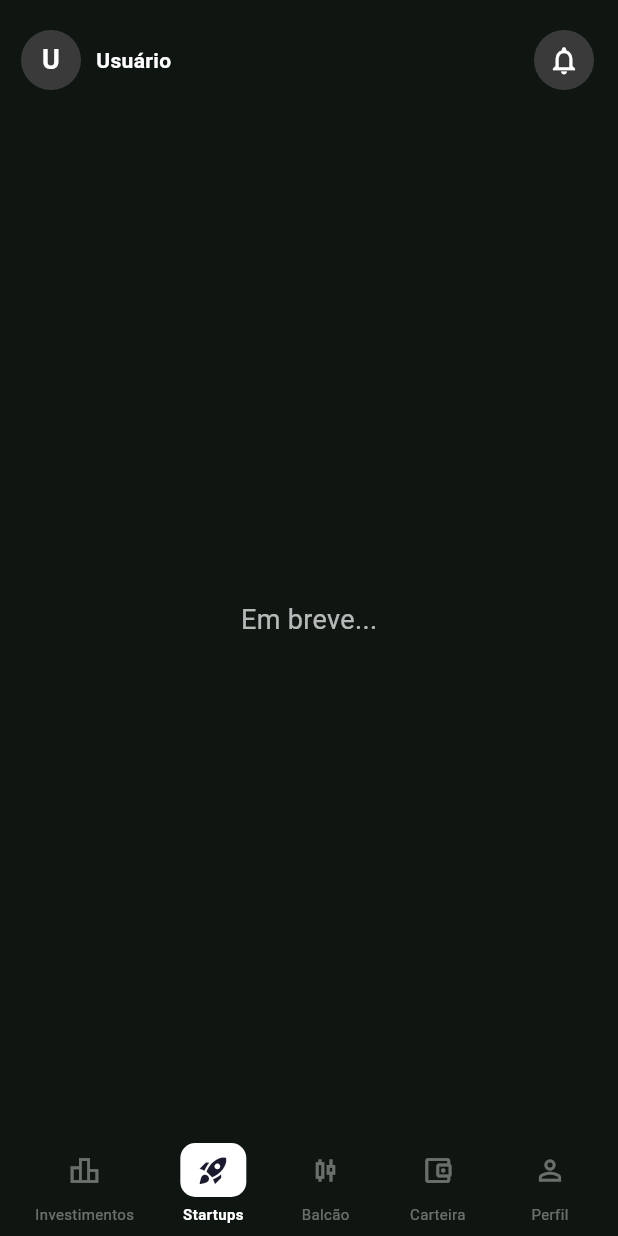
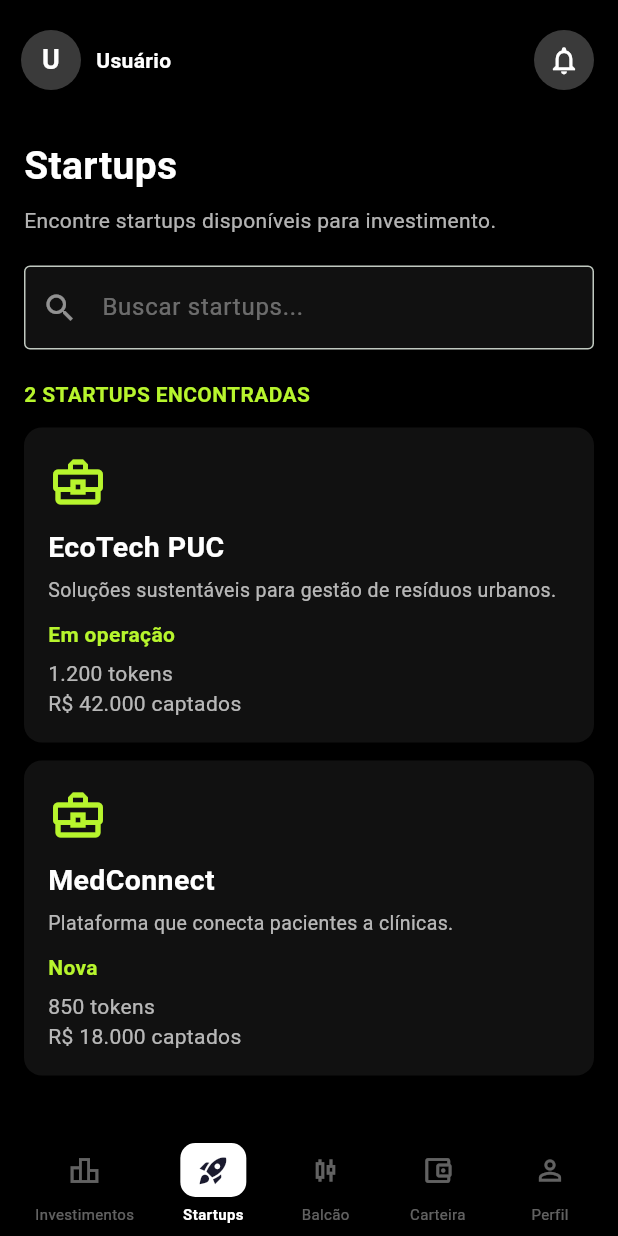
Before and after one commit to Jpaulo06972/ES-PI3-2026-T2-G09, a Flutter app: the StartupsList screen opened directly with empty values, on a phone screen of 412 x 824 dp. Run offline on Flutter 3.47's test engine with Material 3 defaults, Android fonts, the phone set to English and light mode, and no system bars; our stand-ins replace cloud_firestore, firebase_auth, firebase_core, fl_chart; accounts and stored records are empty; network calls fail.

Commit message:
Foi excluido a tela de criar startup

```diff
--- a/lib/components/navBar.dart
+++ b/lib/components/navBar.dart
@@ -4,7 +4,7 @@ import 'package:flutter/material.dart';
 // Importa as páginas que serão navegadas pela barra inferior
 import 'package:mesclainvest_f/dashboard/pages/home.dart';
 import 'package:mesclainvest_f/dashboard/pages/notification.dart';
-import 'package:mesclainvest_f/startups/pages/startupsCreate.dart';
+import 'package:mesclainvest_f/startups/pages/startupsList.dart';
 
 // Importa o modelo de usuário para passar os dados entre as telas
 import 'package:mesclainvest_f/model/userModel.dart';
@@ -75,7 +75,7 @@ class CustomNavBar extends StatelessWidget {
                 context,
                 MaterialPageRoute(
                   //builder: (context) => StartupsList(userModel: userModel),
-                  builder: (context) => StartupsCreate(userModel: userModel),
+                  builder: (context) => StartupsList(userModel: userModel),
                 ),
               );
             },
--- a/lib/startups/pages/startupsList.dart
+++ b/lib/startups/pages/startupsList.dart
@@ -1,40 +1,164 @@
-// Importa o pacote básico de UI do Flutter
 import 'package:flutter/material.dart';
 
-// Importa o componente de cabeçalho personalizado
 import 'package:mesclainvest_f/components/appBar.dart';
-
-// Importa o componente de barra de navegação inferior personalizada
 import 'package:mesclainvest_f/components/navBar.dart';
-
-// Importa o modelo de usuário para acessar os dados do usuário logado
 import 'package:mesclainvest_f/model/userModel.dart';
 
-// Tela que exibirá a lista de startups disponíveis para investimento
 class StartupsList extends StatelessWidget {
-  // Dados do usuário logado, passados via construtor
   final UserModel userModel;
 
-  // Construtor constante da tela de lista de startups
-  const StartupsList({super.key, required this.userModel});
+  const StartupsList({
+    super.key,
+    required this.userModel,
+  });
 
   @override
   Widget build(BuildContext context) {
-    // Scaffold fornece a estrutura base da tela (cabeçalho, corpo e rodapé)
     return Scaffold(
-      // Barra superior personalizada, exibindo as iniciais e opções de notificação
+      backgroundColor: Colors.black,
       appBar: CustomHeader(userModel: userModel),
+      bottomNavigationBar: CustomNavBar(
+        userModel: userModel,
+        currentIndex: 1,
+      ),
+      body: Padding(
+        padding: const EdgeInsets.all(16),
+        child: ListView(
+          children: [
+            const Text(
+              'Startups',
+              style: TextStyle(
+                color: Colors.white,
+                fontSize: 26,
+                fontWeight: FontWeight.bold,
+              ),
+            ),
 
-      // Corpo da tela (conteúdo principal), atualmente centralizado com um texto provisório
-      body: const Center(
-        child: Text(
-          'Em breve...', // Mensagem temporária enquanto a tela não é implementada
-          style: TextStyle(color: Colors.white70, fontSize: 18), // Estilo visual do texto
+            const SizedBox(height: 8),
+
+            const Text(
+              'Encontre startups disponíveis para investimento.',
+              style: TextStyle(
+                color: Colors.white70,
+                fontSize: 14,
+              ),
+            ),
+
+            const SizedBox(height: 20),
+
+            const TextField(
+              style: TextStyle(color: Colors.white),
+              decoration: InputDecoration(
+                hintText: 'Buscar startups...',
+                hintStyle: TextStyle(color: Colors.white38),
+                prefixIcon: Icon(Icons.search, color: Colors.white54),
+                filled: true,
+                fillColor: Color(0xFF111111),
+                border: OutlineInputBorder(),
+              ),
+            ),
+
+            const SizedBox(height: 20),
+
+            const Text(
+              '2 STARTUPS ENCONTRADAS',
+              style: TextStyle(
+                color: Color(0xFFB7F52D),
+                fontWeight: FontWeight.bold,
+              ),
+            ),
+
+            const SizedBox(height: 12),
+
+            startupCard(
+              nome: 'EcoTech PUC',
+              descricao: 'Soluções sustentáveis para gestão de resíduos urbanos.',
+              status: 'Em operação',
+              tokens: '1.200 tokens',
+              valor: 'R\$ 42.000 captados',
+            ),
+
+            const SizedBox(height: 12),
+
+            startupCard(
+              nome: 'MedConnect',
+              descricao: 'Plataforma que conecta pacientes a clínicas.',
+              status: 'Nova',
+              tokens: '850 tokens',
+              valor: 'R\$ 18.000 captados',
+            ),
+          ],
         ),
       ),
+    );
+  }
 
-      // Barra de navegação inferior, configurada para destacar o item "Startups" (índice 1)
-      bottomNavigationBar: CustomNavBar(userModel: userModel, currentIndex: 1),
+  Widget startupCard({
+    required String nome,
+    required String descricao,
+    required String status,
+    required String tokens,
+    required String valor,
+  }) {
+    return Container(
+      padding: const EdgeInsets.all(16),
+      decoration: BoxDecoration(
+        color: const Color(0xFF111111),
+        borderRadius: BorderRadius.circular(12),
+      ),
+      child: Column(
+        crossAxisAlignment: CrossAxisAlignment.start,
+        children: [
+          const Icon(
+            Icons.business_center_outlined,
+            color: Color(0xFFB7F52D),
+            size: 40,
+          ),
+
+          const SizedBox(height: 10),
+
+          Text(
+            nome,
+            style: const TextStyle(
+              color: Colors.white,
+              fontSize: 19,
+              fontWeight: FontWeight.bold,
+            ),
+          ),
+
+          const SizedBox(height: 6),
+
+          Text(
+            descricao,
+            style: const TextStyle(
+              color: Colors.white70,
+              fontSize: 13,
+            ),
+          ),
+
+          const SizedBox(height: 10),
+
+          Text(
+            status,
+            style: const TextStyle(
+              color: Color(0xFFB7F52D),
+              fontWeight: FontWeight.bold,
+            ),
+          ),
+
+          const SizedBox(height: 6),
+
+          Text(
+            tokens,
+            style: const TextStyle(color: Colors.white70),
+          ),
+
+          Text(
+            valor,
+            style: const TextStyle(color: Colors.white70),
+          ),
+        ],
+      ),
     );
   }
 }
```
